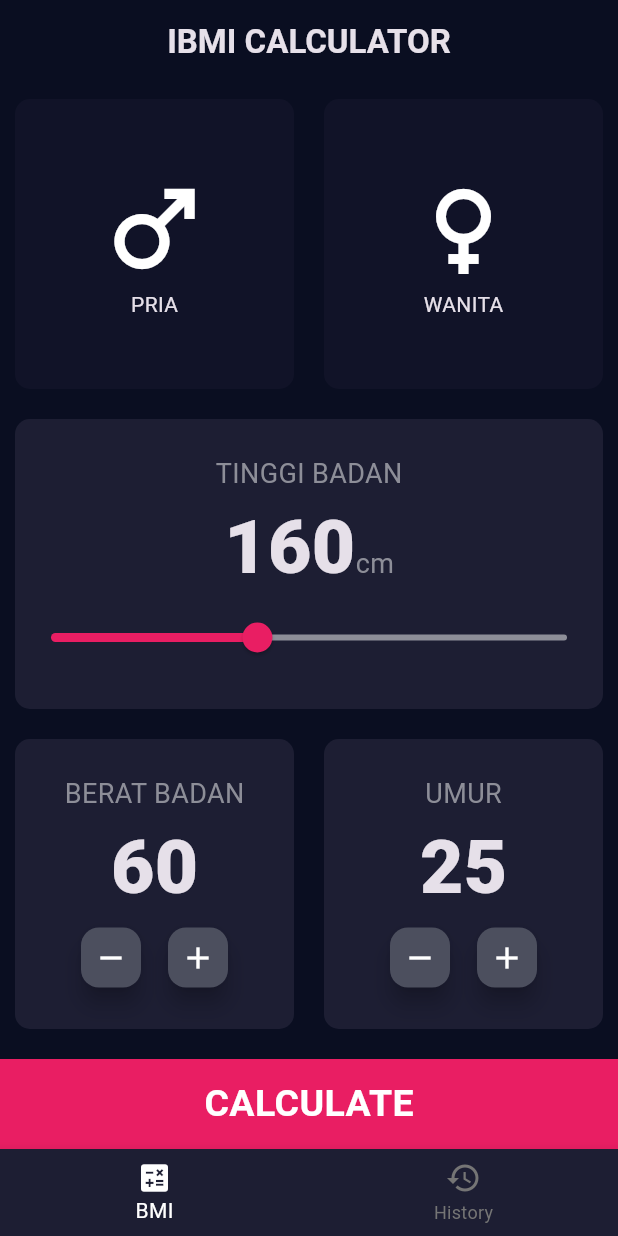
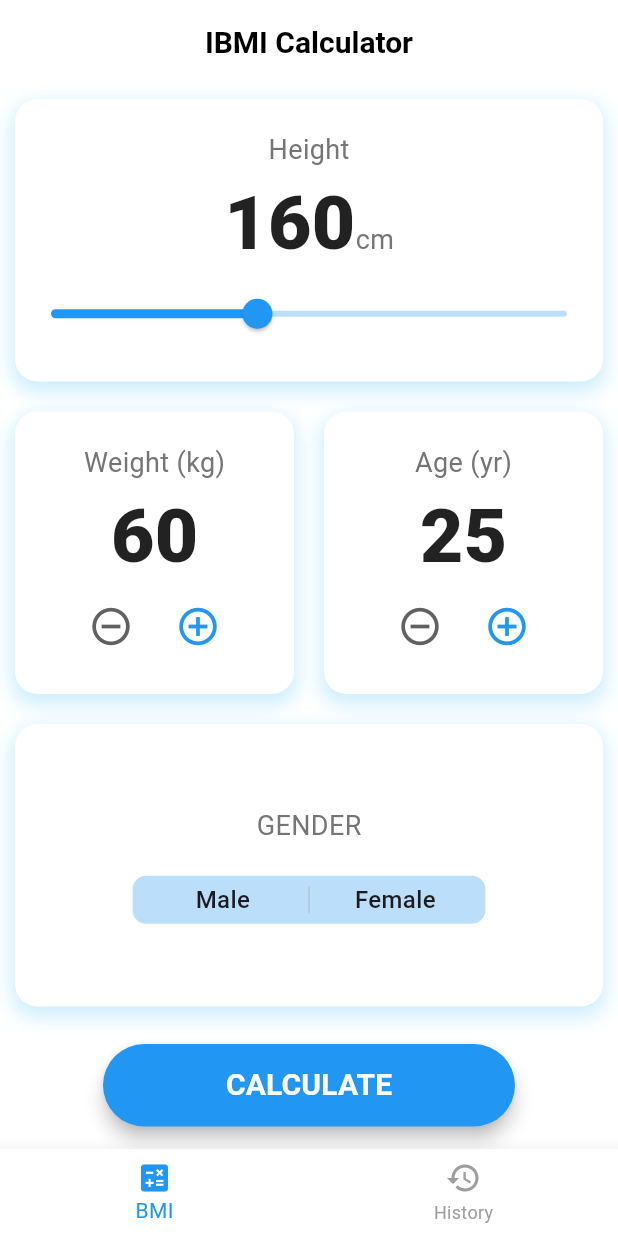
Before and after one commit to nizarafham/ibmi-app, a Flutter app: the screen it shows after launch, on a phone screen of 412 x 824 dp. Run offline on Flutter 3.47's test engine with Material 3 defaults, Android fonts, the phone set to English and light mode, and no system bars; our stand-ins replace shared_preferences.

Commit message:
change ui

```diff
--- a/lib/main.dart
+++ b/lib/main.dart
@@ -12,12 +12,14 @@ class BMICalculatorApp extends StatelessWidget {
   Widget build(BuildContext context) {
     return MaterialApp(
       title: 'IBMI Calculator',
-      theme: ThemeData.dark().copyWith(
-        primaryColor: const Color(0xFF0A0E21),
-        scaffoldBackgroundColor: const Color(0xFF0A0E21),
+      theme: ThemeData.light().copyWith(
+        primaryColor: Colors.blue,
+        scaffoldBackgroundColor: Colors.white,
         appBarTheme: const AppBarTheme(
-          backgroundColor: Color(0xFF0A0E21),
-          elevation: 0,
+          backgroundColor: Colors.white,
+          iconTheme: IconThemeData(color: Colors.black),
+          titleTextStyle: TextStyle(
+              color: Colors.black, fontSize: 20, fontWeight: FontWeight.bold),
         ),
       ),
       debugShowCheckedModeBanner: false,
--- a/lib/pages/bmi_page.dart
+++ b/lib/pages/bmi_page.dart
@@ -1,6 +1,7 @@
 import 'package:flutter/material.dart';
 import 'package:shared_preferences/shared_preferences.dart';
 import 'package:intl/intl.dart';
+import 'package:flutter/cupertino.dart';
 import 'dart:convert';
 import 'dart:math';
 
@@ -22,9 +23,10 @@ class _BmiPageState extends State<BmiPage> {
   int weight = 60;
   int age = 25;
 
-  // Warna Kartu
-  final Color activeCardColor = const Color(0xFF1D1E33);
-  final Color inactiveCardColor = const Color(0xFF111328);
+  final Color activeContentColor = Colors.blue;
+  final Color inactiveContentColor = Colors.grey;
+  final TextStyle labelTextStyle = TextStyle(fontSize: 18.0, color: Colors.grey[600]);
+  final TextStyle numberTextStyle = const TextStyle(fontSize: 50.0, fontWeight: FontWeight.w900, color: Colors.black87);
 
   Future<void> _calculateAndSaveBmi() async {
     // 1. Hitung BMI
@@ -34,13 +36,13 @@ class _BmiPageState extends State<BmiPage> {
 
     String status;
     if (bmi < 18.5) {
-      status = 'Kekurangan berat badan';
+      status = 'Weight loss';
     } else if (bmi < 25) {
       status = 'Normal (ideal)';
     } else if (bmi < 30) {
-      status = 'Kelebihan berat badan';
+      status = 'Overweight';
     } else {
-      status = 'Kegemukan (Obesitas)';
+      status = 'Overweight (Obesity)';
     }
 
     // 2. Simpan ke SharedPreferences
@@ -51,7 +53,7 @@ class _BmiPageState extends State<BmiPage> {
       'date': DateFormat('dd MMM yyyy, HH:mm').format(DateTime.now()),
       'bmi': bmiResult,
       'status': status,
-      'gender': selectedGender == Gender.male ? 'Pria' : 'Wanita',
+      'gender': selectedGender == Gender.male ? 'Male' : 'Female',
       'age': age.toString(),
       'weight': weight.toString(),
       'height': height.toString(),
@@ -65,11 +67,10 @@ class _BmiPageState extends State<BmiPage> {
       Navigator.push(
         context,
         MaterialPageRoute(
-          builder:
-              (context) => ResultPage(
+          builder: (context) => ResultPage(
             bmiResult: bmiResult,
             resultText: status,
-                interpretation: 'Hasil perhitungan IBMI Anda.',
+            interpretation: 'The result of your IBMI calculation.',
           ),
         ),
       );
@@ -81,76 +82,28 @@ class _BmiPageState extends State<BmiPage> {
     return Column(
       crossAxisAlignment: CrossAxisAlignment.stretch,
       children: [
-        // GENDER CARDS
-        Expanded(
-          child: Row(
-            children: [
-              Expanded(
-                child: InfoCard(
-                  onTap: () => setState(() => selectedGender = Gender.male),
-                  color:
-                      selectedGender == Gender.male
-                          ? activeCardColor
-                          : inactiveCardColor,
-                  child: const Column(
-                    mainAxisAlignment: MainAxisAlignment.center,
-                    children: [Icon(Icons.male, size: 80.0), Text('PRIA')],
-                  ),
-                ),
-              ),
-              Expanded(
-                child: InfoCard(
-                  onTap: () => setState(() => selectedGender = Gender.female),
-                  color:
-                      selectedGender == Gender.female
-                          ? activeCardColor
-                          : inactiveCardColor,
-                  child: const Column(
-                    mainAxisAlignment: MainAxisAlignment.center,
-                    children: [Icon(Icons.female, size: 80.0), Text('WANITA')],
-                  ),
-                ),
-              ),
-            ],
-          ),
-        ),
         // HEIGHT SLIDER
         Expanded(
           child: InfoCard(
             child: Column(
               mainAxisAlignment: MainAxisAlignment.center,
               children: [
-                const Text(
-                  'TINGGI BADAN',
-                  style: TextStyle(fontSize: 18.0, color: Color(0xFF8D8E98)),
-                ),
+                Text('Height', style: labelTextStyle),
                 Row(
                   mainAxisAlignment: MainAxisAlignment.center,
                   crossAxisAlignment: CrossAxisAlignment.baseline,
                   textBaseline: TextBaseline.alphabetic,
                   children: [
-                    Text(
-                      height.toString(),
-                      style: const TextStyle(
-                        fontSize: 50.0,
-                        fontWeight: FontWeight.w900,
-                      ),
-                    ),
-                    const Text(
-                      'cm',
-                      style: TextStyle(
-                        fontSize: 18.0,
-                        color: Color(0xFF8D8E98),
-                      ),
-                    ),
+                    Text(height.toString(), style: numberTextStyle),
+                    Text('cm', style: labelTextStyle),
                   ],
                 ),
                 Slider(
                   value: height.toDouble(),
                   min: 120.0,
                   max: 220.0,
-                  activeColor: Colors.pink,
-                  inactiveColor: const Color(0xFF8D8E98),
+                  activeColor: Colors.blue,
+                  inactiveColor: Colors.blue[100],
                   onChanged: (double newValue) {
                     setState(() => height = newValue.round());
                   },
@@ -164,128 +117,121 @@ class _BmiPageState extends State<BmiPage> {
           child: Row(
             children: [
               Expanded(
+                child: _buildValueSelectorCard(
+                  'Weight (kg)',
+                  weight,
+                  () => setState(() => weight--),
+                  () => setState(() => weight++),
+                ),
+              ),
+              Expanded(
+                child: _buildValueSelectorCard(
+                  'Age (yr)',
+                  age,
+                  () => setState(() => age--),
+                  () => setState(() => age++),
+                ),
+              ),
+            ],
+          ),
+        ),
+        // GENDER TOGGLE
+        Expanded(
           child: InfoCard(
             child: Column(
               mainAxisAlignment: MainAxisAlignment.center,
               children: [
-                      const Text(
-                        'BERAT BADAN',
-                        style: TextStyle(
-                          fontSize: 18.0,
-                          color: Color(0xFF8D8E98),
+                Text('GENDER', style: labelTextStyle),
+                const SizedBox(height: 20),
+                CupertinoSlidingSegmentedControl<Gender>(
+                  groupValue: selectedGender,
+                  thumbColor: Colors.blue,
+                  backgroundColor: Colors.blue[100]!,
+                  onValueChanged: (Gender? value) {
+                    setState(() {
+                      selectedGender = value;
+                    });
+                  },
+                  children: const {
+                    Gender.male: Padding(
+                      padding: EdgeInsets.symmetric(horizontal: 20),
+                      child: Text('Male', style: TextStyle(fontSize: 16)),
                     ),
+                    Gender.female: Padding(
+                      padding: EdgeInsets.symmetric(horizontal: 20),
+                      child: Text('Female', style: TextStyle(fontSize: 16)),
                     ),
-                      Text(
-                        weight.toString(),
-                        style: const TextStyle(
-                          fontSize: 50.0,
-                          fontWeight: FontWeight.w900,
-                        ),
-                      ),
-                      Row(
-                        mainAxisAlignment: MainAxisAlignment.center,
-                        children: [
-                          FloatingActionButton(
-                            onPressed: () => setState(() => weight--),
-                            backgroundColor: const Color(0xFF4C4F5E),
-                            mini: true,
-                            child: const Icon(
-                              Icons.remove,
-                              color: Colors.white,
-                            ),
-                          ),
-                          const SizedBox(width: 10.0),
-                          FloatingActionButton(
-                            onPressed: () => setState(() => weight++),
-                            backgroundColor: const Color(0xFF4C4F5E),
-                            mini: true,
-                            child: const Icon(Icons.add, color: Colors.white),
-                          ),
-                        ],
+                  },
                 ),
               ],
             ),
           ),
         ),
-              Expanded(
-                child: InfoCard(
-                  child: Column(
-                    mainAxisAlignment: MainAxisAlignment.center,
-                    children: [
-                      const Text(
-                        'UMUR',
-                        style: TextStyle(
-                          fontSize: 18.0,
-                          color: Color(0xFF8D8E98),
-                        ),
-                      ),
-                      Text(
-                        age.toString(),
-                        style: const TextStyle(
-                          fontSize: 50.0,
-                          fontWeight: FontWeight.w900,
-                        ),
-                      ),
-                      Row(
-                        mainAxisAlignment: MainAxisAlignment.center,
-                        children: [
-                          FloatingActionButton(
-                            onPressed: () => setState(() => age--),
-                            backgroundColor: const Color(0xFF4C4F5E),
-                            mini: true,
-                            child: const Icon(
-                              Icons.remove,
-                              color: Colors.white,
-                            ),
-                          ),
-                          const SizedBox(width: 10.0),
-                          FloatingActionButton(
-                            onPressed: () => setState(() => age++),
-                            backgroundColor: const Color(0xFF4C4F5E),
-                            mini: true,
-                            child: const Icon(Icons.add, color: Colors.white),
-                          ),
-                        ],
-                      ),
-                    ],
-                  ),
-                ),
-              ),
-            ],
-          ),
-        ),
         // CALCULATE BUTTON
-        GestureDetector(
-          onTap: () {
+        Padding(
+          padding: const EdgeInsets.symmetric(vertical: 15.0, horizontal: 16.0),
+          child: Center(
+            child: SizedBox(
+              width: MediaQuery.of(context).size.width * (2 / 3),
+              height: 55,
+              child: ElevatedButton(
+                onPressed: () {
                   if (selectedGender != null) {
                     _calculateAndSaveBmi();
                   } else {
                     ScaffoldMessenger.of(context).showSnackBar(
                       const SnackBar(
                         content: Text('Silakan pilih gender terlebih dahulu.'),
-                  backgroundColor: Colors.red,
+                        backgroundColor: Colors.redAccent,
                       ),
                     );
                   }
                 },
-          child: Container(
-            color: Colors.pink,
-            margin: const EdgeInsets.only(top: 10.0),
-            width: double.infinity,
-            height: 60.0,
-            child: const Center(
-              child: Text(
-                'CALCULATE',
-                style: TextStyle(
-                  fontSize: 25.0,
-                  fontWeight: FontWeight.bold,
-                  color: Colors.white,
+                style: ElevatedButton.styleFrom(
+                  backgroundColor: Colors.blue,
+                  foregroundColor: Colors.white,
+                  shape: RoundedRectangleBorder(
+                    borderRadius: BorderRadius.circular(30.0),
+                  ),
+                  elevation: 5,
+                ),
+                child: const Text('CALCULATE', style: TextStyle(fontSize: 20.0, fontWeight: FontWeight.bold)),
               ),
             ),
           ),
-          ),
-        ),
+        )
       ],
     );
   }
+
+  Widget _buildValueSelectorCard(String label, int value, VoidCallback onDecrement, VoidCallback onIncrement) {
+    return InfoCard(
+      child: Column(
+        mainAxisAlignment: MainAxisAlignment.center,
+        children: [
+          Text(label, style: labelTextStyle),
+          Text(value.toString(), style: numberTextStyle),
+          const SizedBox(height: 0),
+          Row(
+            mainAxisAlignment: MainAxisAlignment.center,
+            children: [
+              IconButton(
+                icon: const Icon(Icons.remove_circle_outline),
+                color: Colors.grey[700],
+                iconSize: 30.0,
+                onPressed: onDecrement,
+              ),
+              const SizedBox(width: 10.0),
+              IconButton(
+                icon: const Icon(Icons.add_circle_outline),
+                color: Colors.blue,
+                iconSize: 30.0,
+                onPressed: onIncrement,
+              ),
+            ],
+          )
+        ],
+      ),
+    );
   }
+}
--- a/lib/pages/main_page.dart
+++ b/lib/pages/main_page.dart
@@ -12,7 +12,10 @@ class MainPage extends StatefulWidget {
 class _MainPageState extends State<MainPage> {
   int _selectedIndex = 0;
 
-  final List<Widget> _pages = [const BmiPage(), const HistoryPage()];
+  final List<Widget> _pages = [
+    const BmiPage(),
+    const HistoryPage(),
+  ];
 
   void _onItemTapped(int index) {
     setState(() {
@@ -24,22 +27,26 @@ class _MainPageState extends State<MainPage> {
   Widget build(BuildContext context) {
     return Scaffold(
       appBar: AppBar(
-        title: const Text(
-          'IBMI CALCULATOR',
-          style: TextStyle(fontWeight: FontWeight.bold),
-        ),
+        title: const Text('IBMI Calculator'),
         centerTitle: true,
       ),
       body: _pages[_selectedIndex],
       bottomNavigationBar: BottomNavigationBar(
         items: const <BottomNavigationBarItem>[
-          BottomNavigationBarItem(icon: Icon(Icons.calculate), label: 'BMI'),
-          BottomNavigationBarItem(icon: Icon(Icons.history), label: 'History'),
+          BottomNavigationBarItem(
+            icon: Icon(Icons.calculate),
+            label: 'BMI',
+          ),
+          BottomNavigationBarItem(
+            icon: Icon(Icons.history),
+            label: 'History',
+          ),
         ],
         currentIndex: _selectedIndex,
-        selectedItemColor: Colors.white,
-        unselectedItemColor: Colors.grey[600],
-        backgroundColor: const Color(0xFF1D1E33),
+        selectedItemColor: Colors.blue,
+        unselectedItemColor: Colors.grey[500],
+        backgroundColor: Colors.white,
+        elevation: 10,
         onTap: _onItemTapped,
       ),
     );
--- a/lib/widgets/info_card.dart
+++ b/lib/widgets/info_card.dart
@@ -5,7 +5,7 @@ class InfoCard extends StatelessWidget {
     super.key,
     required this.child,
     this.onTap,
-    this.color = const Color(0xFF1D1E33),
+    this.color = Colors.white,
   });
 
   final Widget child;
@@ -20,7 +20,15 @@ class InfoCard extends StatelessWidget {
         margin: const EdgeInsets.all(10.0),
         decoration: BoxDecoration(
           color: color,
-          borderRadius: BorderRadius.circular(10.0),
+          borderRadius: BorderRadius.circular(15.0),
+          boxShadow: [
+            BoxShadow(
+              color: Colors.lightBlue.withOpacity(0.2),
+              spreadRadius: 2,
+              blurRadius: 10,
+              offset: const Offset(0, 5),
+            ),
+          ],
         ),
         child: child,
       ),
```
Also changed, not shown: lib/pages/history_page.dart (+44 -17 lines), lib/pages/result_page.dart (+25 -20 lines). Lines whose indentation alone changed are shown as unchanged.
